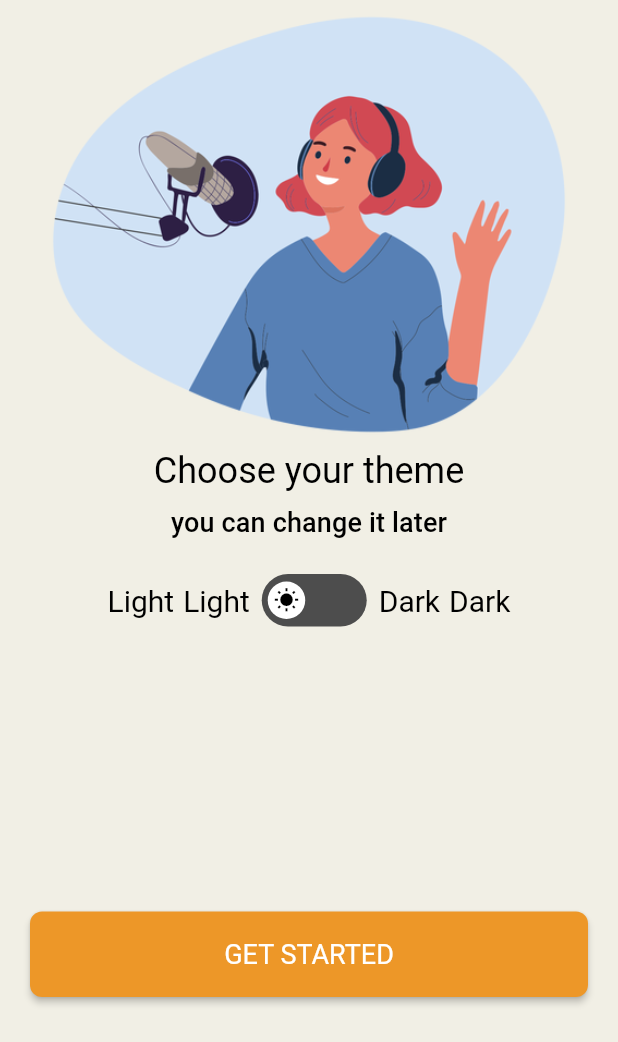
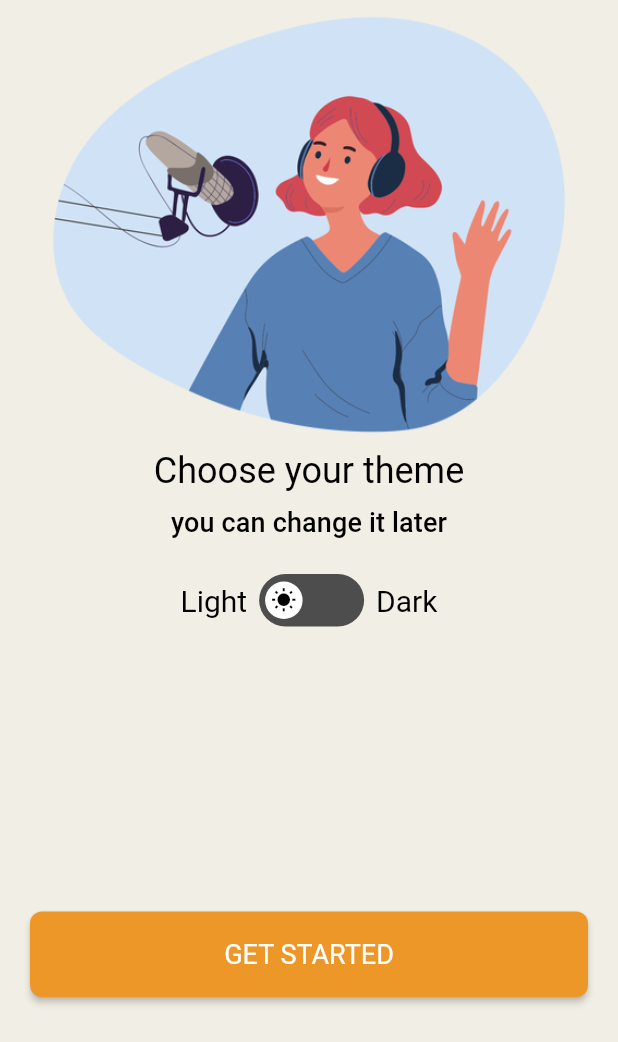
Before and after one commit to AhmedSherif7/rooms_app, a Flutter app: the screen it shows after launch, on a phone screen of 412 x 824 dp, the part 194-1236 px from its top. Run offline on Flutter 3.47's test engine with Material 2 defaults, Android fonts, the phone set to English and light mode, and no system bars; drawn by our look-alikes of flutter_switch; our stand-ins replace awesome_dialog, cloud_firestore, conditional_builder_null_safety, country_code_picker, firebase_auth, firebase_core and 10 more; accounts and stored records are empty.

Commit message:
fixed onboard and finished rooms screens

```diff
--- a/lib/models/room_model.dart
+++ b/lib/models/room_model.dart
@@ -4,7 +4,7 @@ class RoomModel {
   final String? id;
   final String? title;
   final String? category;
-  final String? createdBy;
+  final Map<String, dynamic>? createdBy;
   final Timestamp? createdOn;
   final List<dynamic>? speakers;
   final List<dynamic>? invitedSpeakers;
@@ -36,7 +36,7 @@ class RoomModel {
       id: json['id'] as String?,
       title: json['title'] as String?,
       category: json['category'] as String?,
-      createdBy: json['createdBy'] as String?,
+      createdBy: json['createdBy'] as Map<String, dynamic>?,
       createdOn: json['createdOn'] as Timestamp?,
       speakers: json['speakers'] as List<dynamic>?,
       invitedSpeakers: json['invitedSpeakers'] as List<dynamic>?,
--- a/lib/modules/finished_rooms/finished_room_screen.dart
+++ b/lib/modules/finished_rooms/finished_room_screen.dart
@@ -42,7 +42,7 @@ class FinishedRoomScreen extends StatelessWidget {
             centerTitle: true,
             title: Text(getFormattedDuration(duration)),
             actions: [
-              if (room.createdBy == Constants.phone)
+              if (room.createdBy!['phone'] == Constants.phone)
                 IconButton(
                   onPressed: () {
                     AppCubit.get(context).deleteRoom(room.id!);
--- a/lib/modules/onboard/onboard_screen.dart
+++ b/lib/modules/onboard/onboard_screen.dart
@@ -61,13 +61,6 @@ class OnBoardingScreen extends StatelessWidget {
                   Row(
                     mainAxisAlignment: MainAxisAlignment.center,
                     children: [
-                      Text(
-                        'Light',
-                        style: Theme.of(context).textTheme.bodyText1,
-                      ),
-                      const SizedBox(
-                        width: AppSize.s6,
-                      ),
                       CustomSwitch(
                         enabledText: 'Dark',
                         disabledText: 'Light',
@@ -77,13 +70,6 @@ class OnBoardingScreen extends StatelessWidget {
                         inActiveColor: ColorManager.darkGrey,
                         value: AppCubit.get(context).isDarkMode,
                         onToggle: AppCubit.get(context).toggleThemeMode,
-                      ),
-                      const SizedBox(
-                        width: AppSize.s6,
-                      ),
-                      Text(
-                        'Dark',
-                        style: Theme.of(context).textTheme.bodyText1,
                       ),
                     ],
                   ),
```
Also changed, not shown: lib/modules/finished_rooms/finished_rooms.dart (+16 -17 lines), lib/modules/ongoing_rooms/ongoing_room_screen.dart (+7 -7 lines), lib/modules/upcoming_rooms/upcoming_room_screen.dart (+4 -4 lines), lib/shared/components/room_bottom_sheet.dart (+2 -5 lines), lib/shared/cubit/cubit.dart (+4 -4 lines).
